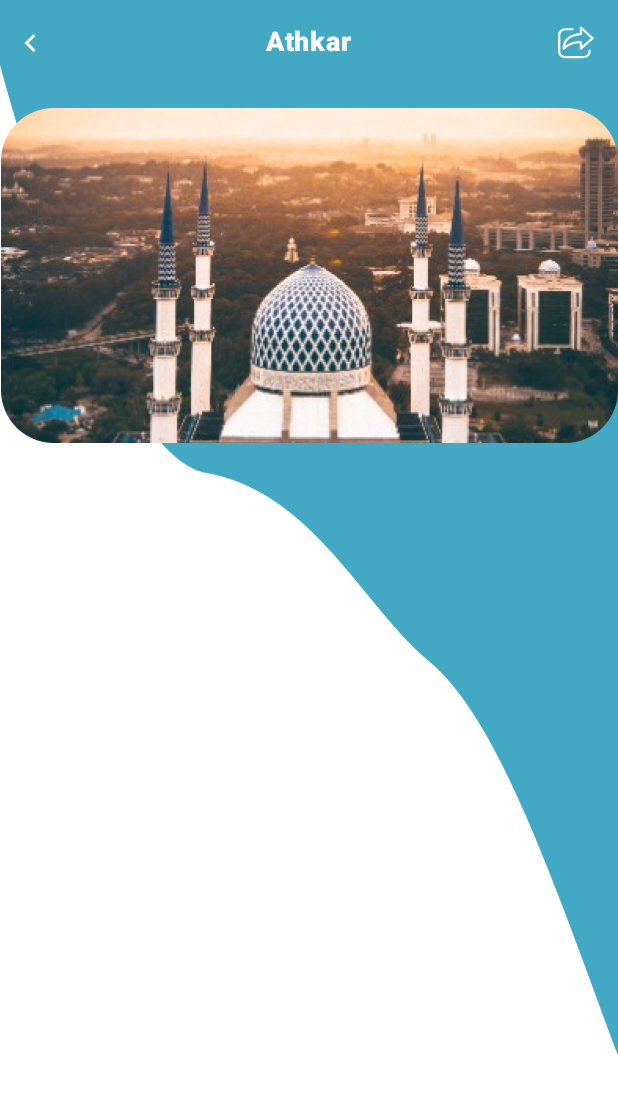
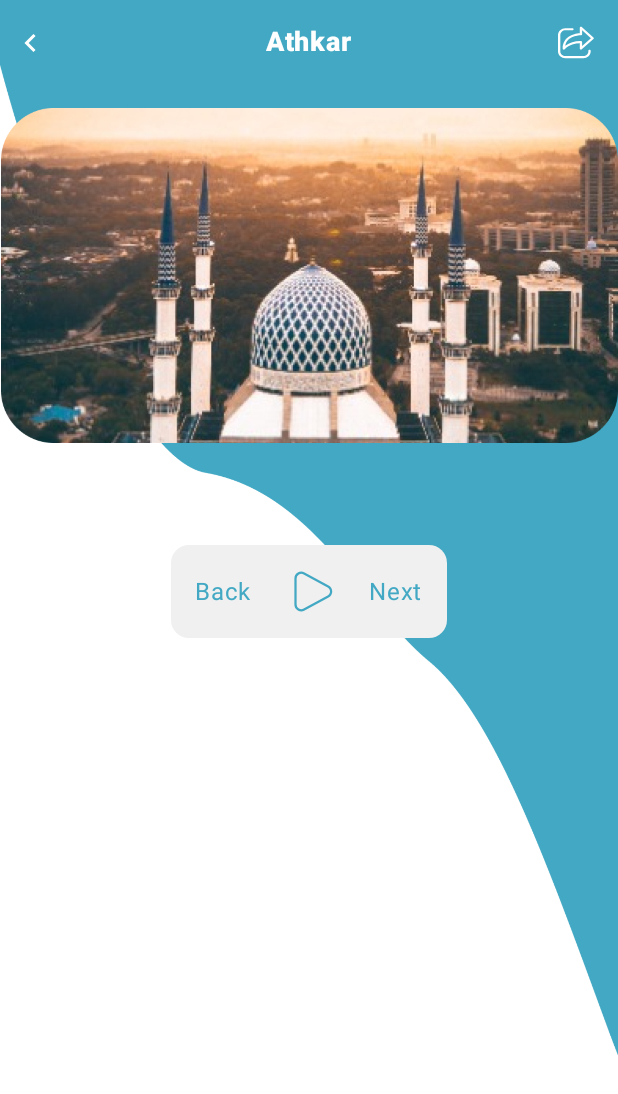
Before and after one commit to hamzasdsol/athkars, an Android app built with Jetpack Compose: the AthkarListScreen screen opened through its navigation route, on a phone screen of 412 x 824 dp. Shown: the top 1094 px of the screen. Run offline under Robolectric (Android 15) with nearby library versions, the phone set to English and light mode, and no system bars; our stand-ins replace Dagger/Hilt's generated code, accompanist; libraries missing offline, so code that uses them is left out: com.ramcosta.composedestinations.

Commit message:
Added the controls next, play and back

```diff
--- a/app/src/main/java/com/app/athkar/athkar_list/presentation/AthkarListScreen.kt
+++ b/app/src/main/java/com/app/athkar/athkar_list/presentation/AthkarListScreen.kt
@@ -12,6 +12,7 @@ import androidx.compose.foundation.layout.fillMaxSize
 import androidx.compose.foundation.layout.fillMaxWidth
 import androidx.compose.foundation.layout.padding
 import androidx.compose.foundation.pager.HorizontalPager
+import androidx.compose.foundation.pager.PagerState
 import androidx.compose.foundation.pager.rememberPagerState
 import androidx.compose.foundation.rememberScrollState
 import androidx.compose.foundation.shape.RoundedCornerShape
@@ -32,6 +33,7 @@ import androidx.compose.ui.res.painterResource
 import androidx.compose.ui.tooling.preview.Preview
 import androidx.compose.ui.unit.dp
 import com.app.athkar.R
+import com.app.athkar.athkar_list.presentation.composables.PagerControls
 import com.app.athkar.athkar_list.presentation.composables.PagerItemContent
 import com.app.athkar.core.navigation.ScreenRoute
 import com.app.athkar.core.ui.AppToolbar
@@ -40,6 +42,7 @@ import com.app.athkar.ui.theme.PagerActiveIndicator
 import com.app.athkar.ui.theme.PagerInActiveIndicator
 import com.google.accompanist.pager.HorizontalPagerIndicator
 import com.ramcosta.composedestinations.annotation.Destination
+import kotlinx.coroutines.CoroutineScope
 import kotlinx.coroutines.flow.MutableSharedFlow
 import kotlinx.coroutines.flow.SharedFlow
 import kotlinx.coroutines.launch
@@ -146,17 +149,7 @@ fun AthkarListScreen(
                         inactiveColor = PagerInActiveIndicator,
                         indicatorHeight = 12.dp,
                         indicatorWidth = 12.dp,
-                        modifier = Modifier
-                            .align(Alignment.Center)
-                            .clickable {
-                                val currentPage = pagerState.currentPage
-                                val totalPages = state.athkars.size
-                                val nextPage =
-                                    if (currentPage < totalPages - 1) currentPage + 1 else 0
-                                coroutineScope.launch { pagerState.animateScrollToPage(nextPage) }
-                            }
-
-                    )
+                        modifier = Modifier.align(Alignment.Center))
 
                     LaunchedEffect(pagerState) {
                         snapshotFlow { pagerState.currentPage }
@@ -165,9 +158,43 @@ fun AthkarListScreen(
                             }
                     }
                 }
+
+                PagerControls(
+                    onNextTap = {
+                        handleSlide(pagerState, state.athkars.size, TapDirection.FORWARD, coroutineScope)
+                    },
+                    onBackTap = {
+                        handleSlide(pagerState, state.athkars.size, TapDirection.BACK, coroutineScope)
+                    },
+                    onPlayTap = { }
+                )
             }
         }
     }
+}
+
+
+@OptIn(ExperimentalFoundationApi::class)
+private fun handleSlide(
+    pagerState: PagerState,
+    totalPages: Int,
+    tapDirection: TapDirection,
+    coroutineScope: CoroutineScope
+) {
+    val currentPage = pagerState.currentPage
+
+    var nextPage = 0
+
+    nextPage = when(tapDirection) {
+        TapDirection.BACK -> if (currentPage != 0) currentPage - 1 else totalPages - 1
+        TapDirection.FORWARD -> if (currentPage < totalPages - 1) currentPage + 1 else 0
+    }
+
+    coroutineScope.launch { pagerState.animateScrollToPage(nextPage) }
+}
+
+enum class TapDirection {
+    BACK, FORWARD
 }
 
 
--- /dev/null
+++ b/app/src/main/java/com/app/athkar/athkar_list/presentation/composables/PagerControls.kt
@@ -0,0 +1,81 @@
+package com.app.athkar.athkar_list.presentation.composables
+
+import androidx.compose.foundation.background
+import androidx.compose.foundation.clickable
+import androidx.compose.foundation.layout.Arrangement
+import androidx.compose.foundation.layout.Row
+import androidx.compose.foundation.layout.padding
+import androidx.compose.foundation.shape.RoundedCornerShape
+import androidx.compose.material3.Icon
+import androidx.compose.material3.Text
+import androidx.compose.runtime.Composable
+import androidx.compose.ui.Alignment
+import androidx.compose.ui.Modifier
+import androidx.compose.ui.draw.clip
+import androidx.compose.ui.res.painterResource
+import androidx.compose.ui.text.font.FontWeight
+import androidx.compose.ui.tooling.preview.Preview
+import androidx.compose.ui.unit.dp
+import androidx.compose.ui.unit.sp
+import com.app.athkar.R
+import com.app.athkar.ui.theme.AthkarTheme
+import com.app.athkar.ui.theme.ControlsColor
+import com.app.athkar.ui.theme.PagerControlsBackground
+
+@Composable
+fun PagerControls(
+    onPlayTap: () -> Unit = {},
+    onNextTap: () -> Unit = {},
+    onBackTap: () -> Unit = {}
+) {
+
+    Row(
+        modifier = Modifier
+            .clip(RoundedCornerShape(12.dp))
+            .background(PagerControlsBackground)
+            .padding(16.dp),
+        horizontalArrangement = Arrangement.spacedBy(24.dp),
+        verticalAlignment = Alignment.CenterVertically
+    ) {
+
+        Text(
+            modifier = Modifier.clickable {
+                onBackTap()
+            },
+            text = "Back",
+            color = ControlsColor,
+            fontSize = 16.sp,
+            fontWeight = FontWeight.W400
+        )
+
+        Icon(
+            modifier = Modifier.clickable {
+                onPlayTap()
+            },
+            painter = painterResource(id = R.drawable.ic_play),
+            tint = ControlsColor,
+            contentDescription = "play icon"
+        )
+
+        Text(
+            modifier = Modifier.clickable {
+                onNextTap()
+            },
+            text = "Next",
+            color = ControlsColor,
+            fontSize = 16.sp,
+            fontWeight = FontWeight.W400
+        )
+
+    }
+
+}
+
+
+@Preview
+@Composable
+private fun PagerControlsPreview() {
+    AthkarTheme {
+        PagerControls()
+    }
+}
--- a/app/src/main/java/com/app/athkar/ui/theme/Color.kt
+++ b/app/src/main/java/com/app/athkar/ui/theme/Color.kt
@@ -17,3 +17,6 @@ val ButtonBackground = Color(0xFFE0F1F5)
 val ExportText = Color(0xFF7B0A0A)
 val PagerActiveIndicator = Color(0xFF42A8C3)
 val PagerInActiveIndicator = Color(0xFFCECECE)
+
+val ControlsColor = Color(0xFF42A8C3)
+val PagerControlsBackground = Color(0xFFF0F0F0)
--- /dev/null
+++ b/app/src/main/res/drawable/ic_play.xml
@@ -0,0 +1,11 @@
+<vector xmlns:android="http://schemas.android.com/apk/res/android"
+    android:width="30dp"
+    android:height="30dp"
+    android:viewportWidth="30"
+    android:viewportHeight="30">
+  <path
+      android:pathData="M26.761,11.691C27.362,12.01 27.864,12.487 28.214,13.07C28.564,13.653 28.749,14.32 28.749,15C28.749,15.68 28.564,16.347 28.214,16.93C27.864,17.513 27.362,17.99 26.761,18.309L10.746,27.017C8.167,28.421 5,26.596 5,23.71V6.291C5,3.404 8.167,1.58 10.746,2.981L26.761,11.691Z"
+      android:strokeWidth="1.5"
+      android:fillColor="#00000000"
+      android:strokeColor="#42A8C3"/>
+</vector>
```
